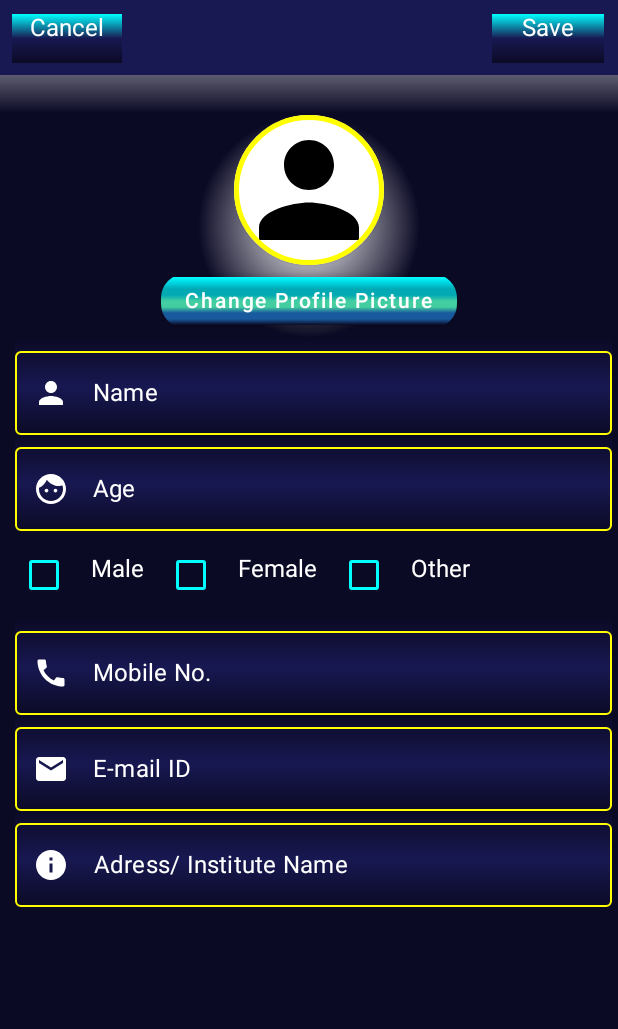
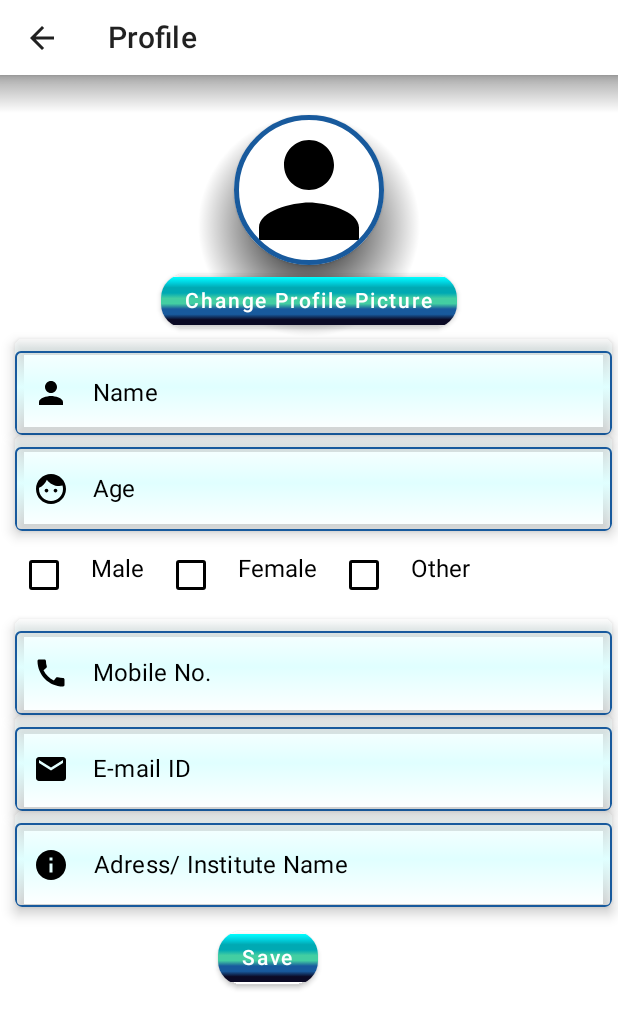
Before and after one commit to Adittya420/PG_Finder, an Android app built with Jetpack Compose: the screen it shows after launch (MainActivity), on a phone screen of 412 x 824 dp. Shown: the top 1029 px of the screen. Run offline under Robolectric (Android 15) with nearby library versions, the phone set to English and light mode, and no system bars.

Commit message:
Light Theme

```diff
--- a/app/src/main/java/com/example/jetpackcompose/MainActivity.kt
+++ b/app/src/main/java/com/example/jetpackcompose/MainActivity.kt
@@ -1,7 +1,9 @@
 package com.example.jetpackcompose
 
+import android.accounts.AuthenticatorDescription
 import android.content.Context
-import android.graphics.Color.parseColor
+import android.icu.text.CaseMap.Title
+import android.media.Image
 import android.net.Uri
 import android.os.Bundle
 import android.widget.Toast
@@ -16,42 +18,44 @@ import androidx.compose.foundation.shape.RoundedCornerShape
 import androidx.compose.material.*
 import androidx.compose.material.icons.Icons
 import androidx.compose.material.icons.filled.*
-import androidx.compose.runtime.*
+import androidx.compose.runtime.Composable
+import androidx.compose.runtime.mutableStateOf
+import androidx.compose.runtime.remember
 import androidx.compose.runtime.saveable.rememberSaveable
 import androidx.compose.ui.Alignment
 import androidx.compose.ui.Modifier
 import androidx.compose.ui.draw.shadow
 import androidx.compose.ui.graphics.Brush
+import androidx.compose.ui.graphics.Color
+import androidx.compose.ui.graphics.painter.Painter
 import androidx.compose.ui.layout.ContentScale
 import androidx.compose.ui.platform.LocalContext
+import androidx.compose.ui.res.painterResource
+import androidx.compose.ui.text.TextStyle
+import androidx.compose.ui.text.font.Font
+import androidx.compose.ui.text.font.FontFamily
+import androidx.compose.ui.text.font.FontStyle
+import androidx.compose.ui.text.font.FontWeight
+import androidx.compose.ui.text.style.TextAlign
+import androidx.compose.ui.text.style.TextOverflow
 import androidx.compose.ui.tooling.preview.Preview
 import androidx.compose.ui.unit.dp
+import androidx.compose.ui.unit.sp
 import coil.compose.rememberImagePainter
 import com.example.jetpackcompose.ui.theme.JetpackComposeTheme
-import androidx.compose.ui.graphics.Color
-import androidx.compose.ui.graphics.Color.Companion.Green
-import androidx.compose.ui.graphics.Color.Companion.Yellow
-import androidx.compose.ui.graphics.Shape
-import androidx.compose.ui.graphics.painter.Painter
-import androidx.compose.ui.graphics.vector.ImageVector
-import androidx.compose.ui.text.style.TextAlign
-import androidx.compose.ui.text.style.TextDecoration
-import com.example.jetpackcompose.ui.theme.JetpackComposeTheme
+import org.intellij.lang.annotations.JdkConstants.HorizontalAlignment
+import androidx.compose.material.ButtonElevation as ButtonElevation1
 
 class MainActivity : ComponentActivity() {
     override fun onCreate(savedInstanceState: Bundle?) {
         super.onCreate(savedInstanceState)
         setContent {
-            JetpackComposeTheme() {
-                // A surface container using the 'background' color from the theme
-                Surface(color = MaterialTheme.colors.background) {
+            JetpackComposeTheme(darkTheme = false) {
                 ProfileScreen()
             }
         }
     }
 }
-}
-
 @Composable
 fun ProfileScreen() {
     val username1 = remember {
@@ -82,14 +86,14 @@ fun ProfileScreen() {
 
     Box(
         modifier = Modifier
-            .background(color = "#0b0a25".color) //dark blue
+            .background(color = Color.White) //"#0b0a25".color) //dark blue
             .fillMaxHeight()
     ) {
 
         Column(
             modifier = Modifier
                 .verticalScroll(rememberScrollState())
-                .background(color = "#0b0a25".color) //dark blue
+                .background(color = Color.White)//"#0b0a25".color) //dark blue
 
 
         ) {
@@ -100,7 +104,7 @@ fun ProfileScreen() {
                 .background(
                     brush = Brush.verticalGradient(
                         colors = listOf(
-                            Color.White,
+                            Color.Black,
                             Color.Transparent
                         )
                     )
@@ -113,36 +117,7 @@ fun ProfileScreen() {
                         .background(color = "#181852".color),//blue
                     horizontalArrangement = Arrangement.SpaceBetween
                 ) {
-                    Text(text = "   Cancel   ", color = Color.White, textAlign = TextAlign.Center,
-                        modifier = Modifier
-                            .clickable { notification.value = "Cancelled" }
-                            .padding(8.dp, 9.dp, 0.dp, 8.dp)
-                            .fillMaxHeight()
-                            .background(
-                                brush = Brush.verticalGradient(
-                                    colors = listOf(
-                                        Color.Cyan,
-                                        "#181852".color,
-                                        "#0b0a25".color
-                                    )
-                                )
-                            )
-                            )
-                            //.background(color = "#ba160c".color)//orange red
-                    Text(text = "     Save     ", color = Color.White,//"#ff8c00".color,
-                        modifier = Modifier
-                            .clickable { notification.value = "Profile updated" }
-                            .padding(0.dp, 9.dp, 9.dp, 8.dp)
-                            .fillMaxHeight()
-                            .background(
-                                brush = Brush.verticalGradient(
-                                    colors = listOf(
-                                        Color.Cyan,
-                                        "#181852".color,
-                                        "#0b0a25".color
-                                    )
-                                )
-                            ))
+                    TopAppbarProfile(context = LocalContext.current.applicationContext)
                 }
             }
 
@@ -152,12 +127,13 @@ fun ProfileScreen() {
                 modifier = Modifier
                     .fillMaxWidth()
                     .padding(start = 10.dp, end = 4.dp)
+                    .shadow(5.dp, shape = RoundedCornerShape(5.dp))
                     .background(
                         brush = Brush.verticalGradient(
                             colors = listOf(
-                                "#0b0a25".color,
-                                "#181852".color,
-                                "#0b0a25".color
+                                Color.Transparent,
+                                "#e0ffff".color,
+                                Color.Transparent
                             )
                         )
                     )
@@ -167,21 +143,22 @@ fun ProfileScreen() {
                 OutlinedTextField(
 
                     leadingIcon = {
-                        Icon(imageVector = Icons.Default.Person, contentDescription = null,tint=Color.White)
+                        Icon(imageVector = Icons.Default.Person, contentDescription = null,tint= Color.Black)
                     },
                     colors = TextFieldDefaults.outlinedTextFieldColors(
-                        textColor= Color.White,
-                        focusedBorderColor = Green,
-                        unfocusedBorderColor = Yellow),
+                        textColor= Color.Black,
+                        focusedBorderColor = Color.Red,
+                        unfocusedBorderColor = "#185a9d".color
+                    ),
                     value = username1.value,
                     onValueChange = {
                         username1.value = it
                     },
                     label = {
-                        Text("Name", color = Color.White)
+                        Text("Name", color = Color.Black)
                     },
                     placeholder = {
-                        Text("Enter Name",color= "#fffa06".color)
+                        Text("Enter Name",color= "#185a9d".color )
                     },
                     modifier = Modifier.fillMaxWidth(),
                     //.border(width= 2.dp,color="#fffa06".color)//yellow
@@ -191,12 +168,13 @@ fun ProfileScreen() {
                 modifier = Modifier
                     .fillMaxWidth()
                     .padding(start = 10.dp, end = 4.dp)
+                    .shadow(5.dp, shape = RoundedCornerShape(5.dp))
                     .background(
                         brush = Brush.verticalGradient(
                             colors = listOf(
-                                "#0b0a25".color,
-                                "#181852".color,
-                                "#0b0a25".color
+                                Color.Transparent,
+                                "#e0ffff".color,
+                                Color.Transparent
                             )
                         )
                     )
@@ -205,21 +183,22 @@ fun ProfileScreen() {
             ) {
                 OutlinedTextField(
                     leadingIcon = {
-                        Icon(imageVector = Icons.Default.Face, contentDescription = null,tint=Color.White)
+                        Icon(imageVector = Icons.Default.Face, contentDescription = null,tint= Color.Black)
                     },
                     colors = TextFieldDefaults.outlinedTextFieldColors(
-                        textColor= Color.White,
-                        focusedBorderColor = Green,
-                        unfocusedBorderColor = Yellow),
+                        textColor= Color.Black,
+                        focusedBorderColor = Color.Red,
+                        unfocusedBorderColor = "#185a9d".color
+                    ),
                     value = Age1.value,
                     onValueChange = {
                         Age1.value = it
                     },
                     label = {
-                        Text("Age", color = Color.White)
+                        Text("Age", color = Color.Black)
                     },
                     placeholder = {
-                        Text("Enter Age (eg. 18)",color= "#fffa06".color)
+                        Text("Enter Age (eg. 18)",color= "#185a9d".color)
                     },
                     modifier = Modifier.fillMaxWidth(),
                     //.border(width= 2.dp,color="#fffa06".color)//yellow
@@ -260,12 +239,13 @@ fun ProfileScreen() {
                 modifier = Modifier
                     .fillMaxWidth()
                     .padding(start = 10.dp, end = 4.dp)
+                    .shadow(5.dp, shape = RoundedCornerShape(5.dp))
                     .background(
                         brush = Brush.verticalGradient(
                             colors = listOf(
-                                "#0b0a25".color,
-                                "#181852".color,
-                                "#0b0a25".color
+                                Color.Transparent,
+                                "#e0ffff".color,
+                                Color.Transparent
                             )
                         )
                     )
@@ -274,21 +254,22 @@ fun ProfileScreen() {
             ) {
                 OutlinedTextField(
                     leadingIcon = {
-                        Icon(imageVector = Icons.Default.Call, contentDescription = null,tint=Color.White)
+                        Icon(imageVector = Icons.Default.Call, contentDescription = null,tint= Color.Black)
                     },
                     colors = TextFieldDefaults.outlinedTextFieldColors(
-                        textColor= Color.White,
-                        focusedBorderColor = Green,
-                        unfocusedBorderColor = Yellow),
+                        textColor= Color.Black,
+                        focusedBorderColor = Color.Red,
+                        unfocusedBorderColor = "#185a9d".color
+                    ),
                     value = Mob_No.value,
                     onValueChange = {
                         Mob_No.value = it
                     },
                     label = {
-                        Text("Mobile No.", color = Color.White)
+                        Text("Mobile No.", color = Color.Black)
                     },
                     placeholder = {
-                        Text("xxxxxxxxx",color= "#fffa06".color)
+                        Text("xxxxxxxxx",color= "#185a9d".color)
                     },
                     modifier = Modifier.fillMaxWidth(),
                     //.border(width= 2.dp,color="#fffa06".color)//yellow
@@ -300,12 +281,13 @@ fun ProfileScreen() {
                 modifier = Modifier
                     .fillMaxWidth()
                     .padding(start = 10.dp, end = 4.dp)
+                    .shadow(5.dp, shape = RoundedCornerShape(5.dp))
                     .background(
                         brush = Brush.verticalGradient(
                             colors = listOf(
-                                "#0b0a25".color,
-                                "#181852".color,
-                                "#0b0a25".color
+                                Color.Transparent,
+                                "#e0ffff".color,
+                                Color.Transparent
                             )
                         )
                     )
@@ -314,21 +296,22 @@ fun ProfileScreen() {
             ) {
                 OutlinedTextField(
                     leadingIcon = {
-                        Icon(imageVector = Icons.Default.Email, contentDescription = null,tint=Color.White)
+                        Icon(imageVector = Icons.Default.Email, contentDescription = null,tint= Color.Black)
                     },
                     colors = TextFieldDefaults.outlinedTextFieldColors(
-                        textColor= Color.White,
-                        focusedBorderColor = Green,
-                        unfocusedBorderColor = Yellow),
+                        textColor= Color.Black,
+                        focusedBorderColor = Color.Red,
+                        unfocusedBorderColor = "#185a9d".color
+                    ),
                     value = E_mail.value,
                     onValueChange = {
                         E_mail.value = it
                     },
                     label = {
-                        Text("E-mail ID", color = Color.White)
+                        Text("E-mail ID", color = Color.Black)
                     },
                     placeholder = {
-                        Text("abc@gmail.com",color= "#fffa06".color)
+                        Text("abc@gmail.com",color= "#185a9d".color)
                     },
                     modifier = Modifier.fillMaxWidth(),
                     //.border(width= 2.dp,color="#fffa06".color)//yellow
@@ -338,12 +321,13 @@ fun ProfileScreen() {
                 modifier = Modifier
                     .fillMaxWidth()
                     .padding(start = 10.dp, end = 4.dp)
+                    .shadow(5.dp, shape = RoundedCornerShape(5.dp))
                     .background(
                         brush = Brush.verticalGradient(
                             colors = listOf(
-                                "#0b0a25".color,
-                                "#181852".color,
-                                "#0b0a25".color
+                                Color.Transparent,
+                                "#e0ffff".color,
+                                Color.Transparent
                             )
                         )
                     )
@@ -352,25 +336,48 @@ fun ProfileScreen() {
             ) {
                 OutlinedTextField(
                     leadingIcon = {
-                        Icon(imageVector = Icons.Default.Info, contentDescription = null,tint=Color.White)
+                        Icon(imageVector = Icons.Default.Info, contentDescription = null,tint= Color.Black)
                     },
                     colors = TextFieldDefaults.outlinedTextFieldColors(
-                        textColor= Color.White,
-                        focusedBorderColor = Green,
-                        unfocusedBorderColor = Yellow),
+                        textColor= Color.Black,
+                        focusedBorderColor = Color.Red,
+                        unfocusedBorderColor = "#185a9d".color
+                    ),
                     value = About1.value,
                     onValueChange = {
                         About1.value = it
                     },
                     label = {
-                        Text("Adress/ Institute Name", color = Color.White, textAlign = TextAlign.Center)
+                        Text("Adress/ Institute Name", color = Color.Black, textAlign = TextAlign.Center)
                     },
                     placeholder = {
-                        Text("Enter your Address or Institute Name",color= "#fffa06".color)
+                        Text("Enter your Address or Institute Name",color= "#185a9d".color)
                     },
                     modifier = Modifier.fillMaxWidth(),
                     //.border(width= 2.dp,color="#fffa06".color)//yellow
                 )
+            }
+            Row(
+                modifier= Modifier.padding(145.dp,10.dp)
+            ) {
+                GradientButton(text = "Save", textColor = Color.White, //"#ff8c00".color,
+                    gradient = Brush.verticalGradient(
+                        colors = listOf(
+                            Color.Cyan,
+                            "#00d3e0".color,
+                            "#00a9b3".color,
+                            "#00a9b3".color,
+                            "#43cea2".color,
+                            "#43cea2".color,
+                            "#185a9d".color,
+                            "#185a9d".color,
+                            "#0b0a25".color,
+                            "#0b0a25".color
+                        )
+                    ),
+                ) {
+
+                }
             }
         }
     }
@@ -400,7 +407,7 @@ fun ProfileImage() {
             .background(
                 brush = Brush.radialGradient(
                     colors = listOf(
-                        Color.White,
+                        Color.Black,
                         Color.Transparent
                     )
                 )
@@ -410,12 +417,13 @@ fun ProfileImage() {
         Card(
             shape = CircleShape,
             modifier = Modifier
-                .border(3.dp,color=Color.Yellow,shape= CircleShape)
+                .border(3.dp, color = "#185a9d".color, shape = CircleShape)
                 .padding(0.dp)
                 .size(100.dp)
                 .background(
                     brush = Brush.radialGradient(
                         colors = listOf(
+                            Color.Black,
                             Color.White,
                             Color.Transparent
                         )
@@ -443,6 +451,7 @@ fun ProfileImage() {
                     "#43cea2".color,
                     "#185a9d".color,
                     "#185a9d".color,
+                    "#0b0a25".color,
                     "#0b0a25".color
                 )
             ),
@@ -462,7 +471,7 @@ fun ProfileImage() {
     }
 }
 val String.color
-    get() = Color(parseColor(this))
+    get() = Color(android.graphics.Color.parseColor(this))
 
 
 @Preview(showBackground = true)
@@ -483,31 +492,55 @@ fun SimpleCheckboxComponent() {
             modifier = Modifier.padding(5.dp),
             onCheckedChange = { checkedState1.value = it },
             colors= CheckboxDefaults.colors(
-                    Color.Red,
-                    Color.Cyan
+                "#185a9d".color,
+                Color.Black
             )
         )
-            Text(text = "Male", color = Color.White, modifier = Modifier.padding(2.dp,16.dp))
+        Text(text = "Male", color = Color.Black, modifier = Modifier.padding(2.dp,16.dp))
         Checkbox(
             checked = checkedState2.value,
             modifier = Modifier.padding(5.dp),
             onCheckedChange = { checkedState2.value = it },
             colors= CheckboxDefaults.colors(
-                    Color.Red,
-                    Color.Cyan
+                "#185a9d".color,
+                Color.Black
             )
         )
-            Text(text = "Female", color = Color.White, modifier = Modifier.padding(2.dp,16.dp))
+        Text(text = "Female", color = Color.Black, modifier = Modifier.padding(2.dp,16.dp))
         Checkbox(
             checked = checkedState3.value,
             modifier = Modifier.padding(5.dp),
             onCheckedChange = { checkedState3.value = it },
             colors= CheckboxDefaults.colors(
-                    Color.Red,
-                    Color.Cyan
+                "#185a9d".color,
+                Color.Black
             )
         )
-            Text(text = "Other", color = Color.White, modifier = Modifier.padding(2.dp,16.dp))
+        Text(text = "Other", color = Color.Black, modifier = Modifier.padding(2.dp,16.dp))
 
     }
 }
+@Composable
+fun TopAppbarProfile(context: Context) {
+    TopAppBar(
+        title = {
+            Text(
+                text = "Profile",
+                maxLines = 1,
+                overflow = TextOverflow.Ellipsis
+            )
+        },
+        backgroundColor = MaterialTheme.colors.background,
+        elevation = 4.dp,
+        navigationIcon = {
+            IconButton(onClick = {
+                Toast.makeText(context, "Nav Button", Toast.LENGTH_SHORT).show()
+            }) {
+                Icon(
+                    Icons.Filled.ArrowBack,
+                    contentDescription = "Go back",
+                )
+            }
+        }
+    )
+}
--- /dev/null
+++ b/app/src/main/java/com/example/jetpackcompose/ProfileScreen.kt
@@ -0,0 +1,59 @@
+package com.example.jetpackcompose
+
+import android.net.Uri
+import android.widget.Toast
+import androidx.activity.compose.rememberLauncherForActivityResult
+import androidx.activity.result.contract.ActivityResultContracts
+import androidx.compose.foundation.*
+import androidx.compose.foundation.layout.*
+import androidx.compose.foundation.shape.CircleShape
+import androidx.compose.material.*
+import androidx.compose.material.icons.Icons
+import androidx.compose.material.icons.filled.*
+import androidx.compose.runtime.Composable
+import androidx.compose.runtime.mutableStateOf
+import androidx.compose.runtime.remember
+import androidx.compose.runtime.saveable.rememberSaveable
+import androidx.compose.ui.Alignment
+import androidx.compose.ui.Modifier
+import androidx.compose.ui.graphics.Brush
+import androidx.compose.ui.graphics.Color
+import androidx.compose.ui.layout.ContentScale
+import androidx.compose.ui.platform.LocalContext
+import androidx.compose.ui.text.style.TextAlign
+import androidx.compose.ui.tooling.preview.Preview
+import androidx.compose.ui.unit.dp
+import coil.compose.rememberImagePainter
+import com.example.jetpackcompose.ui.theme.JetpackComposeTheme
+
+/*
+                    Text(text = "   Cancel   ", color = Color.White, textAlign = TextAlign.Center,
+                        modifier = Modifier
+                            .clickable { notification.value = "Cancelled" }
+                            .padding(8.dp, 9.dp, 0.dp, 8.dp)
+                            .fillMaxHeight()
+                            .background(
+                                brush = Brush.verticalGradient(
+                                    colors = listOf(
+                                        Color.Cyan,
+                                        "#181852".color,
+                                        "#0b0a25".color
+                                    )
+                                )
+                            )
+                    )
+                    //.background(color = "#ba160c".color)//orange red
+                    Text(text = "     Save     ", color = Color.White,//"#ff8c00".color,
+                        modifier = Modifier
+                            .clickable { notification.value = "Profile updated" }
+                            .padding(0.dp, 9.dp, 9.dp, 8.dp)
+                            .fillMaxHeight()
+                            .background(
+                                brush = Brush.verticalGradient(
+                                    colors = listOf(
+                                        Color.Cyan,
+                                        "#181852".color,
+                                        "#0b0a25".color
+                                    )
+                                )
+                            ))*/
```
Lines whose indentation alone changed are shown as unchanged.
